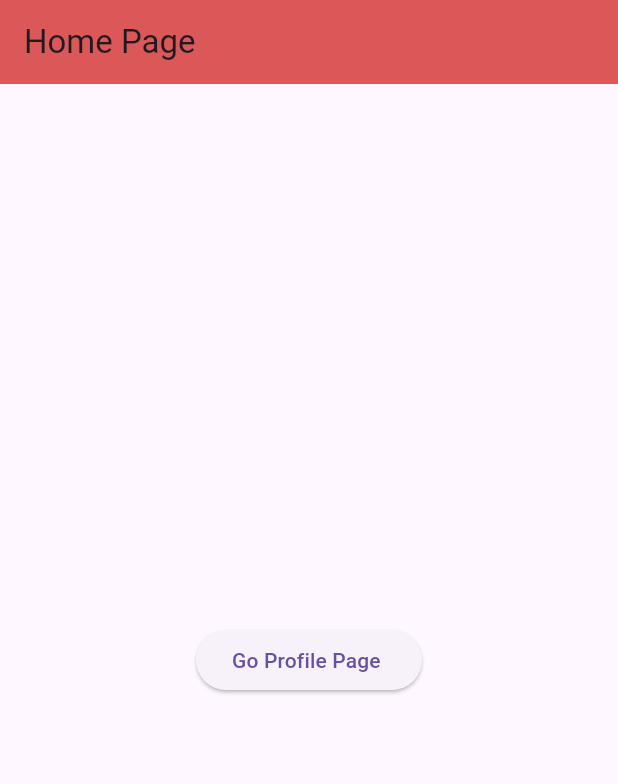
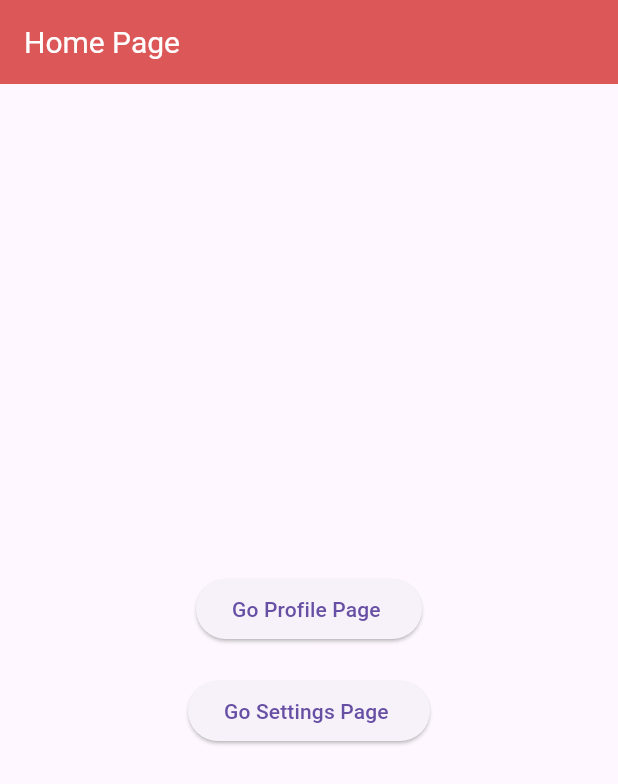
Before and after one commit to TpSoftDev/Flutter-To-do-List-App, a Flutter app: the screen it shows after launch, on a phone screen of 412 x 824 dp. Shown: the top 784 px of the screen. Run offline on Flutter 3.47's test engine with Material 3 defaults, Android fonts, the phone set to English and light mode, and no system bars.

Commit message:
updated navigation methods

```diff
--- a/to_do_list_app/lib/main.dart
+++ b/to_do_list_app/lib/main.dart
@@ -1,6 +1,7 @@
 import 'package:flutter/material.dart';
 import 'pages/home.dart';
 import 'pages/profile.dart';
+import 'pages/settings.dart';
 
 // This is the entry point of the Flutter application
 void main() {
@@ -18,12 +19,27 @@ class MyApp extends StatelessWidget {
   @override
   Widget build(BuildContext context) {
     return MaterialApp(
-      debugShowCheckedModeBanner: false, // Removes the debug banner from top-right
+      debugShowCheckedModeBanner:
+          false, // Removes the debug banner from top-right
+      theme: ThemeData(
+        // Define your global AppBar theme
+        appBarTheme: const AppBarTheme(
+          backgroundColor: Color.fromARGB(255, 220, 87, 87),
+          // You can add more AppBar properties here
+          titleTextStyle: TextStyle(fontSize: 20),
+        ),
+        // You can add other global theme properties here
+        // For example:
+        // buttonTheme: ButtonThemeData(...),
+        // colorScheme: ColorScheme(...),
+        // textTheme: TextTheme(...),
+      ),
       home: HomePage(),
       routes: {
         //Routes used to navigate between pages
         '/home': (context) => HomePage(),
         '/profile': (context) => ProfilePage(),
+        '/settings': (context) => SettingsPage(),
       },
     );
   }
--- a/to_do_list_app/lib/pages/home.dart
+++ b/to_do_list_app/lib/pages/home.dart
@@ -1,5 +1,5 @@
 import 'package:flutter/material.dart';
-import 'profile.dart';
+
 
 class HomePage extends StatelessWidget {
   HomePage({super.key});
@@ -9,15 +9,27 @@ class HomePage extends StatelessWidget {
     return Scaffold(
       appBar: AppBar(
         title: Text("Home Page",),
-        backgroundColor: const Color.fromARGB(255, 220, 87, 87),
       ),
       body: Center(
-        child: ElevatedButton(
-          onPressed: () {
-            // Navigate to the Profile page
-            Navigator.pushNamed(context, '/profile');
-          },
-          child: Text("Go Profile Page "),
+        child: Column(
+          mainAxisAlignment: MainAxisAlignment.center,
+          children: [
+            ElevatedButton(
+              onPressed: () {
+                // Navigate to the Profile page
+                Navigator.pushNamed(context, '/profile');
+              },
+              child: Text("Go Profile Page "),
+              ),
+          SizedBox(height: 20),
+          ElevatedButton(
+              onPressed: () {
+                // Navigate to the Profile page
+                Navigator.pushNamed(context, '/settings');
+              },
+              child: Text("Go Settings Page "),
+            ),
+          ],
         ),
       ),
     );
--- a/to_do_list_app/lib/pages/profile.dart
+++ b/to_do_list_app/lib/pages/profile.dart
@@ -7,10 +7,7 @@ class ProfilePage extends StatelessWidget {
   Widget build(BuildContext context) {
     return Scaffold(
       appBar: AppBar(
-        title: Text(
-          "Profile Page",
-        ),
-        backgroundColor: const Color.fromARGB(255, 220, 87, 87),
+        title: Text("Profile Page"),
       ),
     );
   }
```
Also changed, not shown: to_do_list_app/lib/pages/settings.dart (added, +12 -0 lines).
